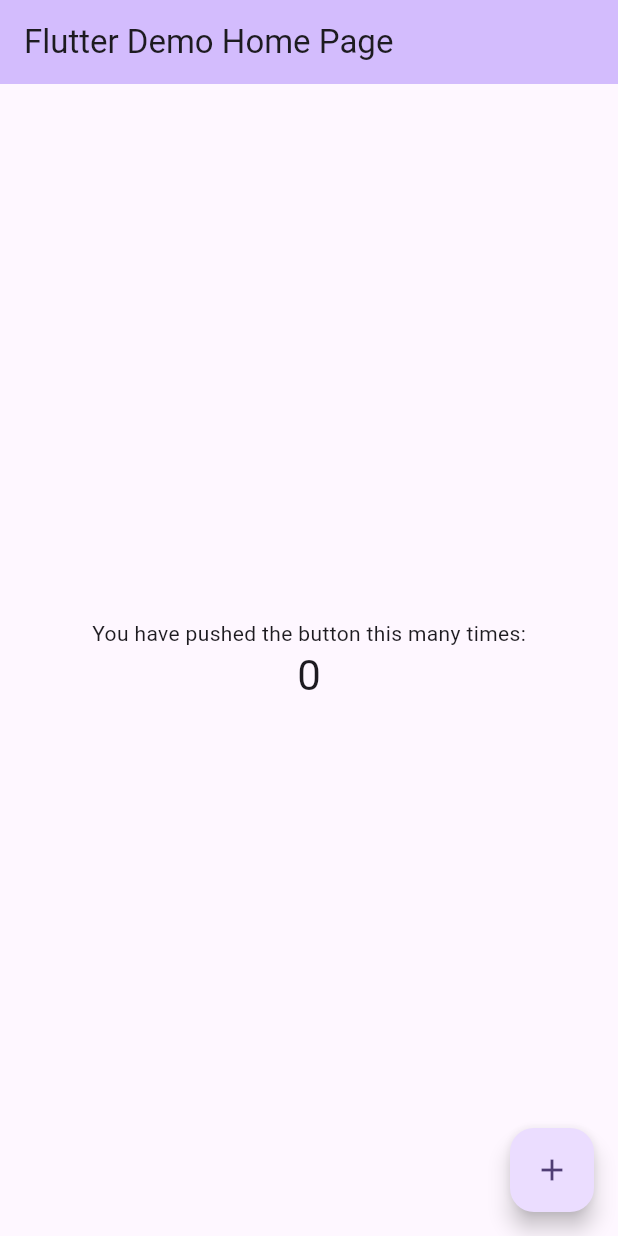
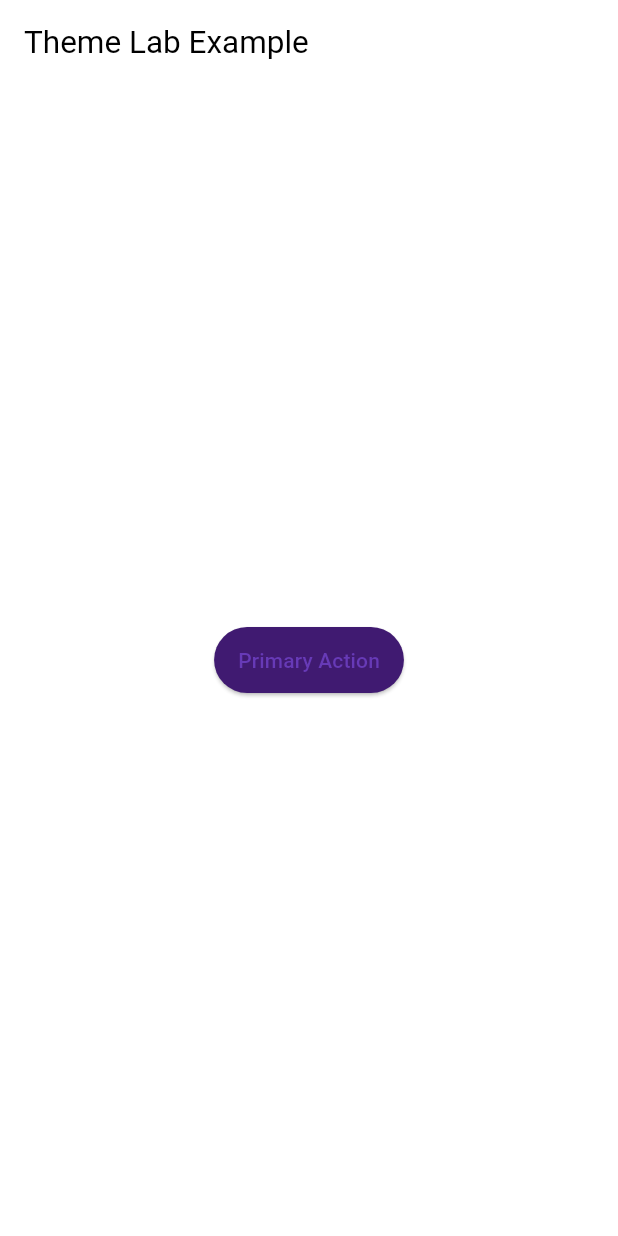
Before and after one commit to juniiormediina/flutter_theme_lab, a Flutter app: the screen it shows after launch, on a phone screen of 412 x 824 dp. Run offline on Flutter 3.47's test engine with Material 3 defaults, Android fonts, the phone set to English and light mode, and no system bars; Roboto replaces fonts that are missing (OpenSans).

Commit message:
feat(flutter_theme_lab): se integra prueba del funcionamiento dentro del example

```diff
--- a/example/lib/main.dart
+++ b/example/lib/main.dart
@@ -1,4 +1,6 @@
 import 'package:flutter/material.dart';
+import 'package:flutter_theme_lab/atoms/primary_button.dart';
+import 'package:flutter_theme_lab/foundations/theme/theme.dart';
 
 void main() {
   runApp(const MyApp());
@@ -7,119 +9,33 @@ void main() {
 class MyApp extends StatelessWidget {
   const MyApp({super.key});
 
-  // This widget is the root of your application.
   @override
   Widget build(BuildContext context) {
     return MaterialApp(
       title: 'Flutter Demo',
-      theme: ThemeData(
-        // This is the theme of your application.
-        //
-        // TRY THIS: Try running your application with "flutter run". You'll see
-        // the application has a purple toolbar. Then, without quitting the app,
-        // try changing the seedColor in the colorScheme below to Colors.green
-        // and then invoke "hot reload" (save your changes or press the "hot
-        // reload" button in a Flutter-supported IDE, or press "r" if you used
-        // the command line to start the app).
-        //
-        // Notice that the counter didn't reset back to zero; the application
-        // state is not lost during the reload. To reset the state, use hot
-        // restart instead.
-        //
-        // This works for code too, not just values: Most code changes can be
-        // tested with just a hot reload.
-        colorScheme: ColorScheme.fromSeed(seedColor: Colors.deepPurple),
-        useMaterial3: true,
-      ),
-      home: const MyHomePage(title: 'Flutter Demo Home Page'),
+      theme: lightThemeLab,
+      home: const HomePage(),
     );
   }
 }
 
-class MyHomePage extends StatefulWidget {
-  const MyHomePage({super.key, required this.title});
-
-  // This widget is the home page of your application. It is stateful, meaning
-  // that it has a State object (defined below) that contains fields that affect
-  // how it looks.
-
-  // This class is the configuration for the state. It holds the values (in this
-  // case the title) provided by the parent (in this case the App widget) and
-  // used by the build method of the State. Fields in a Widget subclass are
-  // always marked "final".
-
-  final String title;
-
-  @override
-  State<MyHomePage> createState() => _MyHomePageState();
-}
-
-class _MyHomePageState extends State<MyHomePage> {
-  int _counter = 0;
-
-  void _incrementCounter() {
-    setState(() {
-      // This call to setState tells the Flutter framework that something has
-      // changed in this State, which causes it to rerun the build method below
-      // so that the display can reflect the updated values. If we changed
-      // _counter without calling setState(), then the build method would not be
-      // called again, and so nothing would appear to happen.
-      _counter++;
-    });
-  }
+class HomePage extends StatelessWidget {
+  const HomePage({super.key});
 
   @override
   Widget build(BuildContext context) {
-    // This method is rerun every time setState is called, for instance as done
-    // by the _incrementCounter method above.
-    //
-    // The Flutter framework has been optimized to make rerunning build methods
-    // fast, so that you can just rebuild anything that needs updating rather
-    // than having to individually change instances of widgets.
     return Scaffold(
       appBar: AppBar(
-        // TRY THIS: Try changing the color here to a specific color (to
-        // Colors.amber, perhaps?) and trigger a hot reload to see the AppBar
-        // change color while the other colors stay the same.
-        backgroundColor: Theme.of(context).colorScheme.inversePrimary,
-        // Here we take the value from the MyHomePage object that was created by
-        // the App.build method, and use it to set our appbar title.
-        title: Text(widget.title),
+        title: const Text('Theme Lab Example'),
       ),
       body: Center(
-        // Center is a layout widget. It takes a single child and positions it
-        // in the middle of the parent.
-        child: Column(
-          // Column is also a layout widget. It takes a list of children and
-          // arranges them vertically. By default, it sizes itself to fit its
-          // children horizontally, and tries to be as tall as its parent.
-          //
-          // Column has various properties to control how it sizes itself and
-          // how it positions its children. Here we use mainAxisAlignment to
-          // center the children vertically; the main axis here is the vertical
-          // axis because Columns are vertical (the cross axis would be
-          // horizontal).
-          //
-          // TRY THIS: Invoke "debug painting" (choose the "Toggle Debug Paint"
-          // action in the IDE, or press "p" in the console), to see the
-          // wireframe for each widget.
-          mainAxisAlignment: MainAxisAlignment.center,
-          children: <Widget>[
-            const Text(
-              'You have pushed the button this many times:',
-            ),
-            Text(
-              '$_counter',
-              style: Theme.of(context).textTheme.headlineMedium,
-            ),
-          ],
+        child: PrimaryButton(
+          label: "Primary Action",
+          onPressed: () {
+            print("Primary Button Pressed!");
+          },
         ),
       ),
-      floatingActionButton: FloatingActionButton(
-        onPressed: _incrementCounter,
-        tooltip: 'Increment',
-        child: const Icon(Icons.add),
-      ), // This trailing comma makes auto-formatting nicer for build methods.
     );
   }
 }
--- a/example/pubspec.yaml
+++ b/example/pubspec.yaml
@@ -31,6 +31,8 @@ dependencies:
   flutter:
     sdk: flutter
 
+  flutter_theme_lab:
+    path: /Users/juniormedina/Projects/flutter_theme_lab
 
   # The following adds the Cupertino Icons font to your application.
   # Use with the CupertinoIcons class for iOS style icons.
--- /dev/null
+++ b/lib/atoms/primary_button.dart
@@ -0,0 +1,31 @@
+import 'package:flutter/material.dart';
+
+import '../../tokens/colors.dart';
+
+class PrimaryButton extends StatelessWidget {
+  final String label;
+  final VoidCallback onPressed;
+  final Color? backgroundColor;
+  final TextStyle? textStyle;
+
+  const PrimaryButton({
+    super.key,
+    required this.label,
+    required this.onPressed,
+    this.backgroundColor,
+    this.textStyle,
+  });
+
+  @override
+  Widget build(BuildContext context) {
+    return ElevatedButton(
+      style: ElevatedButton.styleFrom(
+        backgroundColor: ThemeLabColors.brandPrimary,
+        padding: const EdgeInsets.symmetric(horizontal: 16, vertical: 12),
+        textStyle: textStyle,
+      ),
+      onPressed: onPressed,
+      child: Text(label),
+    );
+  }
+}
--- a/lib/flutter_theme_lab.dart
+++ b/lib/flutter_theme_lab.dart
@@ -1,4 +1,11 @@
 library flutter_theme_lab;
+
+//Tokens
+export './tokens/colors.dart';
+export './tokens/shadows.dart';
+export './tokens/sizes.dart';
+export './tokens/spacing.dart';
+export './tokens/typography.dart';
 
 /// A Calculator.
 class Calculator {
--- a/lib/tokens/colors.dart
+++ b/lib/tokens/colors.dart
@@ -2,6 +2,10 @@ import 'package:flutter/material.dart';
 
 class ThemeLabColors {
   ThemeLabColors._();
+
+  static const Color primaryColor = Color(0xFF6200EE); // color principal
+  static const Color secondaryColor = Color(0xFF03DAC6); // color secundario
+  static const Color buttonTextColor = Colors.white;
 
   static const Color statusDanger01 = Color.fromARGB(255, 255, 138, 80);
   static const Color statusDanger02 = Color.fromARGB(255, 241, 3, 3);
```
Also changed, not shown: lib/molecules/card.dart (added), lib/organisms/app_bar.dart (added), 1 other file.
